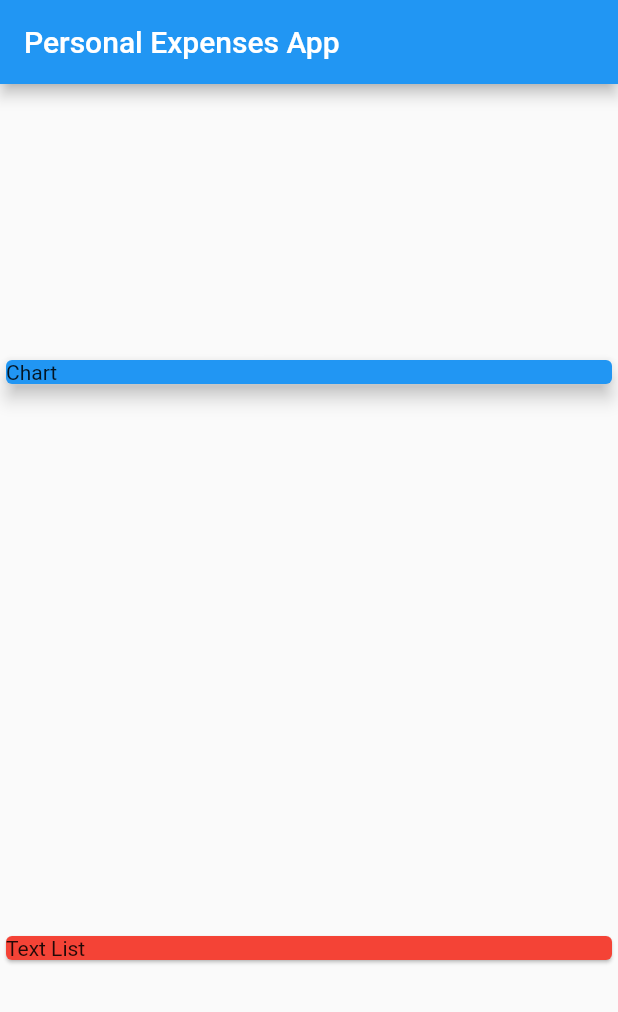
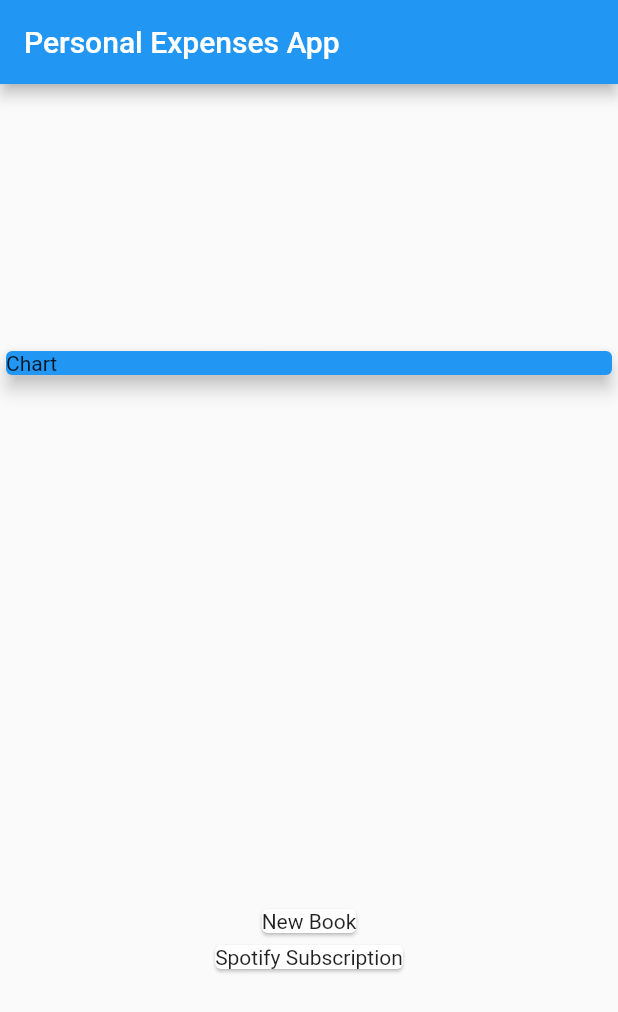
Before and after one commit to bahrie127/course_flutter_udemy_personal_expenses_app, a Flutter app: the screen it shows after launch, on a phone screen of 412 x 824 dp. Shown: the top 1012 px of the screen. Run offline on Flutter 3.47's test engine with Material 2 defaults, Android fonts, the phone set to English and light mode, and no system bars.

Commit message:
Mapping data into widgets

```diff
--- a/lib/main.dart
+++ b/lib/main.dart
@@ -1,3 +1,4 @@
+import 'package:course_flutter_udemy_personal_expenses_app/transaction.dart';
 import 'package:flutter/material.dart';
 
 void main() {
@@ -16,6 +17,21 @@ class MyApp extends StatelessWidget {
 }
 
 class MyHomePage extends StatelessWidget {
+  final List<Transaction> transactions = [
+    Transaction(
+      id: 't1',
+      title: 'New Book',
+      amount: 10.21,
+      date: DateTime.now(),
+    ),
+    Transaction(
+      id: 't2',
+      title: 'Spotify Subscription',
+      amount: 5.55,
+      date: DateTime.now(),
+    ),
+  ];
+
   @override
   Widget build(BuildContext context) {
     return Scaffold(
@@ -34,9 +50,12 @@ class MyHomePage extends StatelessWidget {
               elevation: 5,
             ),
           ),
-          Card(
-            color: Colors.red,
-            child: Text('Text List'),
+          Column(
+            children: transactions.map((tx) {
+              return Card(
+                child: Text(tx.title),
+              );
+            }).toList(),
           ),
         ],
       ),
```
